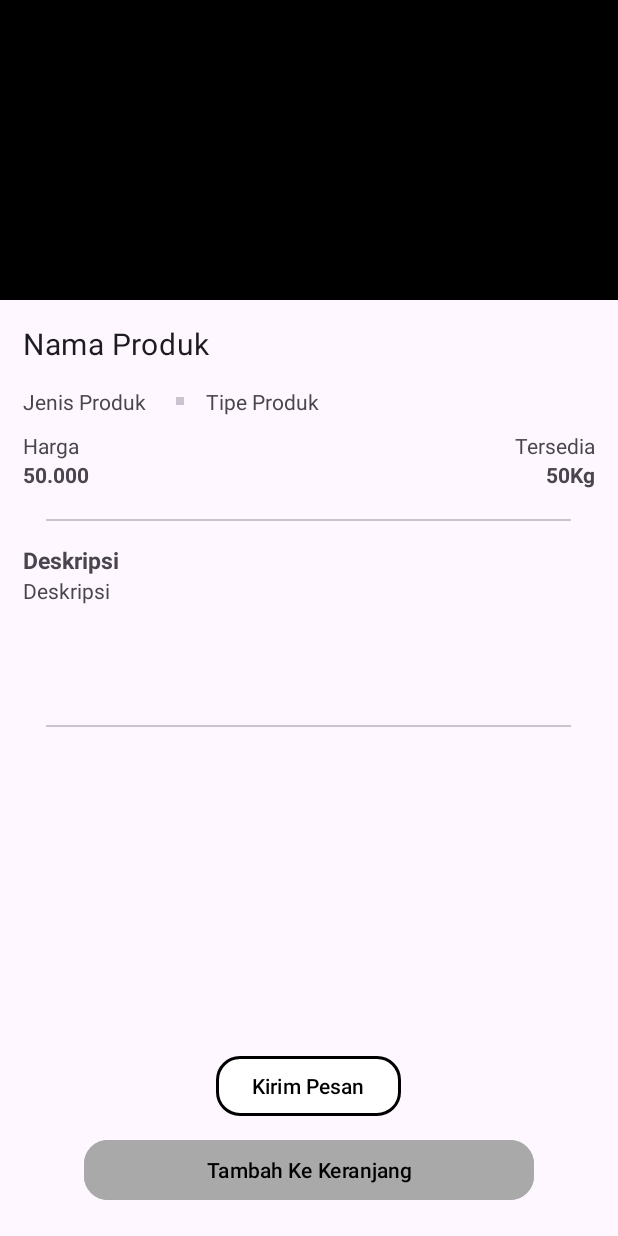
After one commit to vidyazh/TugasAkhir, an Android app: the InfoProductActivity screen opened directly, with no data from a screen before it, on a phone screen of 412 x 824 dp. The commit adds this screen. Run offline under Robolectric (Android 15) with nearby library versions, the phone set to English and light mode, and no system bars.

Commit message:
Ubah Beberapa
w

```diff
--- a/app/build.gradle.kts
+++ b/app/build.gradle.kts
@@ -46,7 +46,10 @@ dependencies {
     implementation("com.google.android.material:material:1.9.0")
     implementation("androidx.activity:activity-ktx:1.7.2")
     implementation("androidx.constraintlayout:constraintlayout:2.1.4")
+    implementation(libs.play.services.analytics.impl)
+    implementation(libs.androidx.activity)
     testImplementation("junit:junit:4.13.2")
     androidTestImplementation("androidx.test.ext:junit:1.1.5")
     androidTestImplementation("androidx.test.espresso:espresso-core:3.5.1")
+    implementation ("de.hdodenhof:circleimageview:3.1.0")
 }
--- a/app/src/main/AndroidManifest.xml
+++ b/app/src/main/AndroidManifest.xml
@@ -13,6 +13,12 @@
         android:theme="@style/Theme.TugasAkhir"
         tools:targetApi="31">
         <activity
+            android:name=".Katalog.Product.UbahProdukActivity"
+            android:exported="false" />
+        <activity
+            android:name=".Katalog.Product.InfoProductActivity"
+            android:exported="false" />
+        <activity
             android:name=".MainActivity"
             android:exported="true">
             <intent-filter>
--- /dev/null
+++ b/app/src/main/java/com/project/tugasakhir/Katalog/Product/InfoProductActivity.kt
@@ -0,0 +1,21 @@
+package com.project.tugasakhir.Katalog.Product
+
+import android.os.Bundle
+import androidx.activity.enableEdgeToEdge
+import androidx.appcompat.app.AppCompatActivity
+import androidx.core.view.ViewCompat
+import androidx.core.view.WindowInsetsCompat
+import com.project.tugasakhir.R
+
+class InfoProductActivity : AppCompatActivity() {
+    override fun onCreate(savedInstanceState: Bundle?) {
+        super.onCreate(savedInstanceState)
+        enableEdgeToEdge()
+        setContentView(R.layout.activity_info_product)
+        ViewCompat.setOnApplyWindowInsetsListener(findViewById(R.id.main)) { v, insets ->
+            val systemBars = insets.getInsets(WindowInsetsCompat.Type.systemBars())
+            v.setPadding(systemBars.left, systemBars.top, systemBars.right, systemBars.bottom)
+            insets
+        }
+    }
+}
--- a/app/src/main/java/com/project/tugasakhir/MainActivity.kt
+++ b/app/src/main/java/com/project/tugasakhir/MainActivity.kt
@@ -10,6 +10,7 @@ import com.project.tugasakhir.Article.ArticleFragment
 import com.project.tugasakhir.Chat.ChatFragment
 import com.project.tugasakhir.Map.MapFragment
 import com.project.tugasakhir.Cart.CartFragment
+import com.project.tugasakhir.Katalog.KatalogFragment
 import com.project.tugasakhir.databinding.ActivityMainBinding
 
 class MainActivity : AppCompatActivity() {
@@ -32,8 +33,8 @@ class MainActivity : AppCompatActivity() {
                     loadFragment(MapFragment())
                     return@setOnItemSelectedListener true
                 }
-                R.id.article -> {
-                    loadFragment(ArticleFragment())
+                R.id.katalog -> {
+                    loadFragment(KatalogFragment())
                     return@setOnItemSelectedListener true
                 }
                 R.id.chat -> {
--- /dev/null
+++ b/app/src/main/res/drawable/circle_image.xml
@@ -0,0 +1,4 @@
+<shape xmlns:android="http://schemas.android.com/apk/res/android">
+    <solid android:color="@android:color/white" />
+    <corners android:radius="200dp" />
+</shape>
--- /dev/null
+++ b/app/src/main/res/layout/activity_info_product.xml
@@ -0,0 +1,163 @@
+<?xml version="1.0" encoding="utf-8"?>
+<RelativeLayout xmlns:android="http://schemas.android.com/apk/res/android"
+    xmlns:app="http://schemas.android.com/apk/res-auto"
+    xmlns:tools="http://schemas.android.com/tools"
+    android:id="@+id/main"
+    android:layout_width="match_parent"
+    android:layout_height="match_parent"
+    tools:context=".Katalog.Product.InfoProductActivity">
+
+    <ImageView
+        android:id="@+id/img_product"
+        android:layout_width="match_parent"
+        android:layout_height="200dp"
+        android:src="@color/black"
+        android:contentDescription="@string/gambar_produk">
+    </ImageView>
+
+    <com.google.android.material.textview.MaterialTextView
+        android:id="@+id/nama_product"
+        android:layout_width="wrap_content"
+        android:layout_height="wrap_content"
+        android:text="@string/nama_produk"
+        android:layout_below="@+id/img_product"
+        android:layout_margin="15dp"
+        android:textSize="20sp"
+        style="@style/TextAppearance.Material3.BodyMedium"
+        />
+
+    <RelativeLayout
+        android:id="@+id/layout_jenis_tipe"
+        android:layout_width="wrap_content"
+        android:layout_height="wrap_content"
+        android:layout_below="@id/nama_product"
+        android:layout_alignStart="@id/nama_product"
+        >
+
+        <com.google.android.material.textview.MaterialTextView
+            android:id="@+id/jenis_produk"
+            android:layout_width="wrap_content"
+            android:layout_height="wrap_content"
+            android:text="@string/jenis_produk"/>
+
+        <com.google.android.material.divider.MaterialDivider
+            android:id="@+id/divider_1"
+            android:layout_width="5dp"
+            android:layout_height="5dp"
+            android:layout_toEndOf="@+id/jenis_produk"
+            android:layout_marginStart="20dp"
+            android:layout_centerVertical="true"
+            />
+
+        <com.google.android.material.textview.MaterialTextView
+            android:id="@+id/tipe_produk"
+            android:layout_width="wrap_content"
+            android:layout_height="wrap_content"
+            android:text="@string/tipe_produk"
+            android:layout_alignStart="@id/divider_1"
+            android:layout_marginStart="20dp"/>
+    </RelativeLayout>
+
+    <RelativeLayout
+        android:id="@+id/layout_harga_tersedia"
+        android:layout_width="wrap_content"
+        android:layout_height="wrap_content"
+        android:layout_below="@id/layout_jenis_tipe"
+        android:layout_alignStart="@id/nama_product"
+        android:layout_marginTop="10dp"
+        >
+
+        <com.google.android.material.textview.MaterialTextView
+            android:id="@+id/Harga"
+            android:layout_width="wrap_content"
+            android:layout_height="wrap_content"
+            android:text="@string/harga"/>
+        <com.google.android.material.textview.MaterialTextView
+            android:id="@+id/HargaBarang"
+            android:layout_width="wrap_content"
+            android:layout_height="wrap_content"
+            android:layout_below="@+id/Harga"
+            android:text="@string/_50_000"
+            android:textStyle="bold"/>
+
+        <com.google.android.material.textview.MaterialTextView
+            android:id="@+id/stock"
+            android:layout_width="wrap_content"
+            android:layout_height="wrap_content"
+            android:text="@string/tersedia"
+            android:layout_marginRight="15dp"
+            android:layout_alignParentEnd="true"/>
+        <com.google.android.material.textview.MaterialTextView
+            android:id="@+id/berat"
+            android:layout_width="wrap_content"
+            android:layout_height="wrap_content"
+            android:text="@string/_50kg"
+            android:layout_marginRight="15dp"
+            android:layout_below="@+id/stock"
+            android:textStyle="bold"
+            android:layout_alignParentEnd="true"/>
+    </RelativeLayout>
+
+    <com.google.android.material.divider.MaterialDivider
+        android:layout_width="350dp"
+        android:layout_height="wrap_content"
+        android:layout_below="@+id/layout_harga_tersedia"
+        android:layout_centerHorizontal="true"
+        android:layout_marginTop="20dp"
+        android:id="@+id/divider_2"
+        />
+    <com.google.android.material.textview.MaterialTextView
+        android:id="@+id/deskripsi"
+        android:layout_width="wrap_content"
+        android:layout_height="wrap_content"
+        android:layout_below="@+id/divider_2"
+        android:layout_alignStart="@id/nama_product"
+        android:textSize="15sp"
+        android:textStyle="bold"
+        android:layout_marginTop="15dp"
+        android:text="@string/deskripsi"/>
+
+    <com.google.android.material.textview.MaterialTextView
+        android:id="@+id/deskripsi1"
+        android:layout_width="wrap_content"
+        android:layout_height="wrap_content"
+        android:layout_below="@+id/deskripsi"
+        android:layout_alignStart="@id/nama_product"
+        android:text="@string/deskripsi"/>
+
+    <com.google.android.material.divider.MaterialDivider
+        android:id="@+id/divider_3"
+        android:layout_width="350dp"
+        android:layout_height="wrap_content"
+        android:layout_below="@+id/deskripsi1"
+        android:layout_centerHorizontal="true"
+        android:layout_marginTop="80dp"
+        />
+
+    <com.google.android.material.button.MaterialButton
+    android:layout_width="wrap_content"
+    android:layout_height="wrap_content"
+    android:text="@string/kirim_pesan"
+    android:id="@+id/btn_kirim_pesan"
+    android:layout_centerHorizontal="true"
+    android:layout_above="@id/btn_tambah_keranjang"
+    app:cornerRadius="16dp"
+    app:strokeColor="@color/black"
+    app:strokeWidth="2dp"
+    android:backgroundTint="@color/white"
+    android:textColor="@color/black"
+    android:layout_marginBottom="8dp"/>
+
+    <com.google.android.material.button.MaterialButton
+        android:layout_width="300dp"
+        android:layout_height="wrap_content"
+        android:text="@string/tambah_keranjang"
+        android:id="@+id/btn_tambah_keranjang"
+        android:layout_centerHorizontal="true"
+        android:layout_alignParentBottom="true"
+        android:layout_marginBottom="20dp"
+        app:cornerRadius="16dp"
+        android:backgroundTint="@color/dark_grey"
+        android:textColor="@color/black" />
+
+</RelativeLayout>
--- a/app/src/main/res/layout/item_product.xml
+++ b/app/src/main/res/layout/item_product.xml
@@ -119,7 +119,7 @@
             android:text="@string/harga"
             android:layout_alignStart="@+id/kg"
             android:textSize="18sp"
-            android:layout_marginTop="10dp"
+            android:layout_marginTop="60dp"
             style="@style/TextAppearance.M3.Sys.Typescale.TitleSmall"/>
 
         <com.google.android.material.textview.MaterialTextView
--- a/app/src/main/res/menu/menu.xml
+++ b/app/src/main/res/menu/menu.xml
@@ -5,9 +5,9 @@
         android:icon="@drawable/map"
         android:title="Map"/>
     <item
-        android:id="@+id/article"
+        android:id="@+id/katalog"
         android:icon="@drawable/article"
-        android:title="Article"/>
+        android:title="Katalog"/>
     <item
         android:id="@+id/chat"
         android:icon="@drawable/forum"
--- a/app/src/main/res/values/colors.xml
+++ b/app/src/main/res/values/colors.xml
@@ -1,5 +1,6 @@
 <?xml version="1.0" encoding="utf-8"?>
 <resources>
     <color name="black">#FF000000</color>
-    <color name="white">#FFFFFFFF</color>
+    <color name="white">#FFFFFFFF</color>\
+    <color name="dark_grey">#A9A9A9</color>
 </resources>
--- a/app/src/main/res/values/strings.xml
+++ b/app/src/main/res/values/strings.xml
@@ -7,8 +7,20 @@
     <string name="jenis_produk">Jenis Produk</string>
     <string name="tipe_produk">Tipe Produk</string>
     <string name="deskripsi">Deskripsi</string>
-    <string name="tersedia">Tersedia:</string>
+    <string name="tersedia">Tersedia</string>
     <string name="jumlah_tersedia">Jumlah Tersedia</string>
     <string name="kg">(/kg)</string>
     <string name="harga">Harga</string>
+    <string name="_50_000">50.000</string>
+    <string name="_50kg">50Kg</string>
+    <string name="nama_pengguna">Nama Pengguna</string>
+    <string name="pekerjaan">Pekerjaan</string>
+    <string name="nilai_pengguna">9,0</string>
+    <string name="txt_nilai">Nilai:</string>
+    <string name="pemesanan">Pemesanan:</string>
+    <string name="Banyak_pemesanan">Pemesanan</string>
+    <string name="tambah_keranjang">Tambah Ke Keranjang</string>
+    <string name="kirim_pesan">Kirim Pesan</string>
+    <string name="image">image</string>
+    <string name="ubah_produk">Ubah Produk</string>
 </resources>
--- a/gradle/libs.versions.toml
+++ b/gradle/libs.versions.toml
@@ -9,6 +9,7 @@ appcompat = "1.7.0"
 material = "1.12.0"
 activity = "1.10.0"
 constraintlayout = "2.2.0"
+playServicesAnalyticsImpl = "18.2.0"
 
 [libraries]
 androidx-core-ktx = { group = "androidx.core", name = "core-ktx", version.ref = "coreKtx" }
@@ -19,6 +20,7 @@ androidx-appcompat = { group = "androidx.appcompat", name = "appcompat", version
 material = { group = "com.google.android.material", name = "material", version.ref = "material" }
 androidx-activity = { group = "androidx.activity", name = "activity", version.ref = "activity" }
 androidx-constraintlayout = { group = "androidx.constraintlayout", name = "constraintlayout", version.ref = "constraintlayout" }
+play-services-analytics-impl = { group = "com.google.android.gms", name = "play-services-analytics-impl", version.ref = "playServicesAnalyticsImpl" }
 
 [plugins]
 android-application = { id = "com.android.application", version.ref = "agp" }
```
Also changed, not shown: app/src/main/java/com/project/tugasakhir/Adapter/ProductAdapter.kt (added, +40 -0 lines), app/src/main/java/com/project/tugasakhir/Article/ArticleFragment.kt (deleted, +0 -60 lines), app/src/main/java/com/project/tugasakhir/Katalog/KatalogFragment.kt (added, +40 -0 lines), app/src/main/java/com/project/tugasakhir/Katalog/Product/UbahProdukActivity.kt (added, +21 -0 lines), app/src/main/res/drawable/image_background.xml (added, +12 -0 lines), app/src/main/res/layout/activity_ubah_produk.xml (added, +140 -0 lines), app/src/main/res/layout/fragment_katalog.xml (renamed from app/src/main/res/layout/fragment_article.xml, +4 -6 lines), app/src/main/res/layout/item_user.xml (added, +112 -0 lines).
